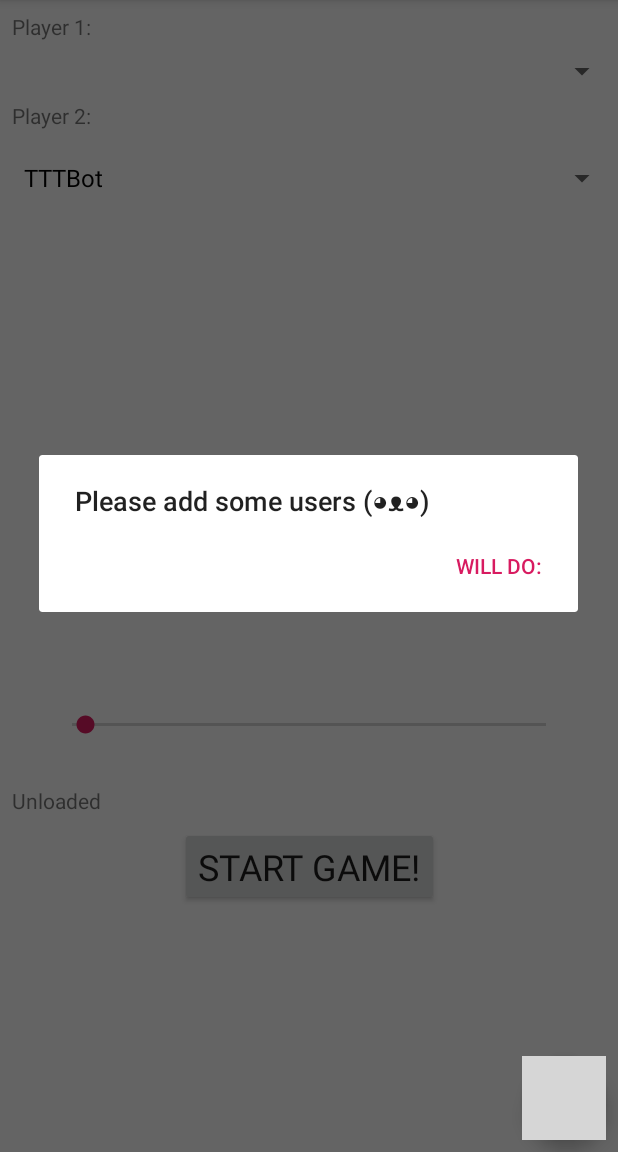
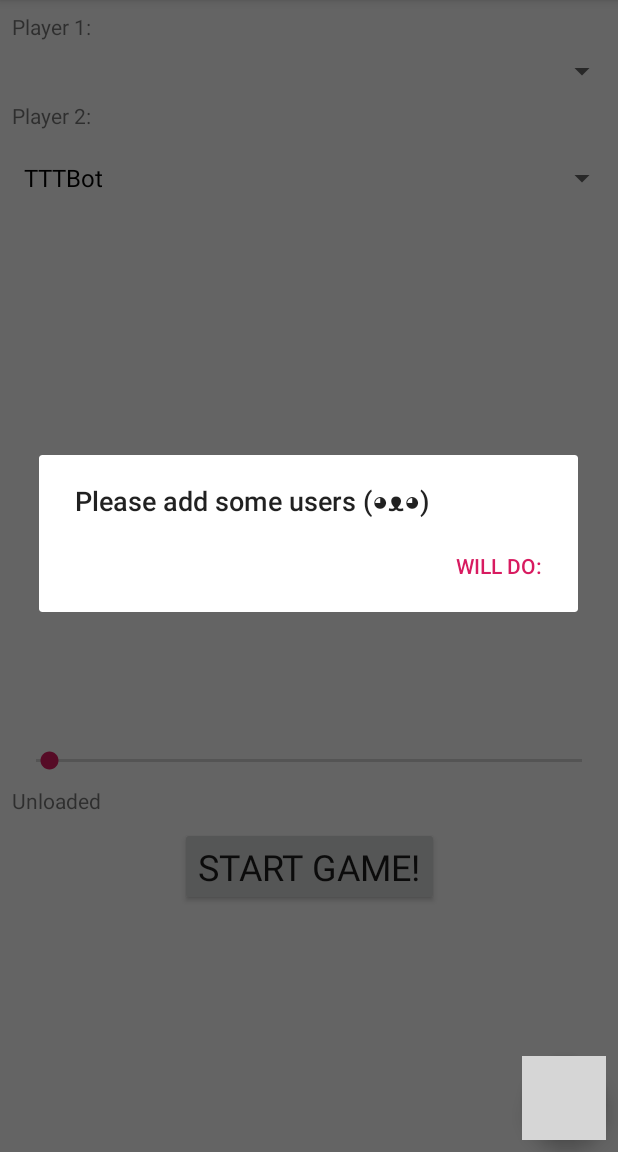
Before and after one commit to olaven/tic-tac-toe, an Android app: the screen it shows after launch (BaseActivity), after a tap on "CANCEL", on a phone screen of 412 x 824 dp, the part 84-1236 px from its top. Run offline under Robolectric (Android 15) with nearby library versions, the phone set to English and light mode, and no system bars; our stand-ins replace Room's generated code; 3 statements that could not run were skipped; 1 other tap on this screen came first; grey boxes are pictures that could not be loaded.

Commit message:
fixed seekbar

```diff
--- a/app/src/main/java/org/olaven/tictacktoe/gui/fragments/StartFragment.kt
+++ b/app/src/main/java/org/olaven/tictacktoe/gui/fragments/StartFragment.kt
@@ -51,7 +51,7 @@ class StartFragment : Fragment() {
 
     private fun convertProgressToDimension(progress: Int): Int {
 
-        return (progress / 10)
+        return (progress / 10) + 3
     }
 
     private fun setupDatabaseObserver() {
--- a/app/src/main/res/layout/fragment_start.xml
+++ b/app/src/main/res/layout/fragment_start.xml
@@ -82,19 +82,15 @@
 
         <SeekBar
                 android:id="@+id/fragment_start_seekbar_dimension"
-                android:min="30"
-                android:max="80"
                 android:layout_width="match_parent"
                 android:layout_height="wrap_content"
-                android:layout_marginBottom="32dp"
-                app:layout_constraintBottom_toTopOf="@+id/fragment_start_text_dimension"
-                android:layout_marginEnd="32dp"
+                android:max="50"
                 app:layout_constraintEnd_toEndOf="parent"
+                android:layout_marginEnd="8dp"
                 app:layout_constraintStart_toStartOf="parent"
-                android:layout_marginStart="32dp"
-                android:layout_marginTop="32dp"
-                app:layout_constraintTop_toBottomOf="@+id/fragment_start_spinner_player2"
-                app:layout_constraintHorizontal_bias="0.0" app:layout_constraintVertical_bias="1.0"/>
+                android:layout_marginStart="8dp"
+                android:layout_marginBottom="8dp"
+                app:layout_constraintBottom_toTopOf="@+id/fragment_start_text_dimension"/>
 
         <android.support.design.widget.FloatingActionButton
                 android:id="@+id/fragment_start_fab_add_user"
```
Also changed, not shown: app/src/main/java/org/olaven/tictacktoe/game/player/BotPlayer.kt (+10 -0 lines).
